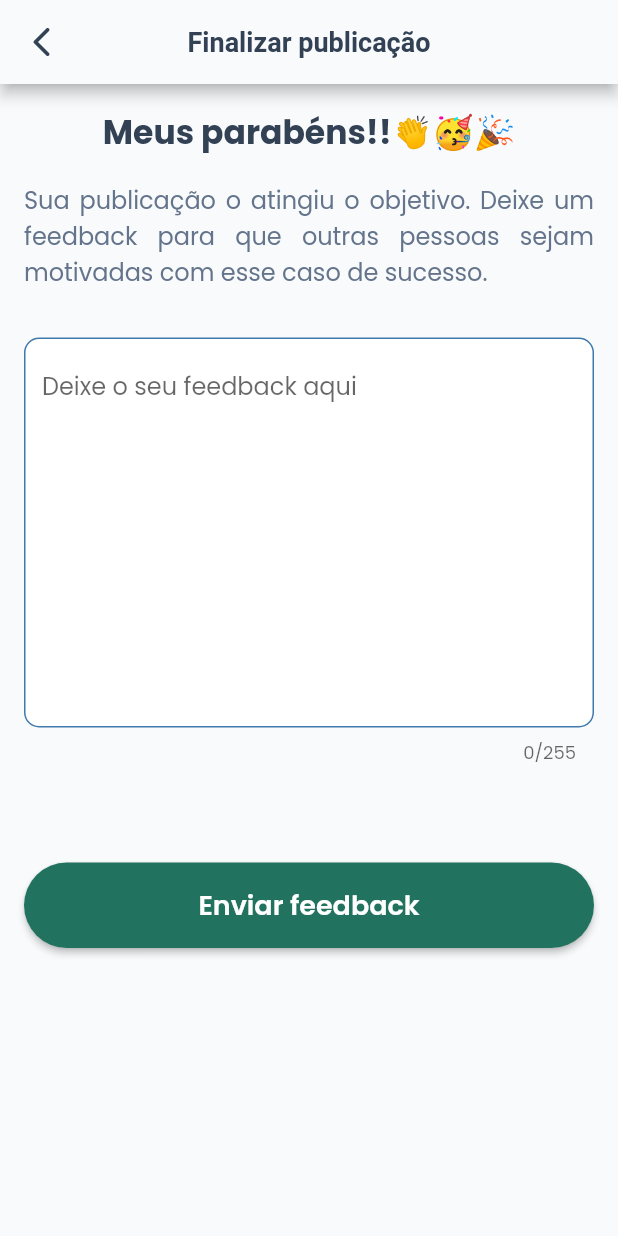
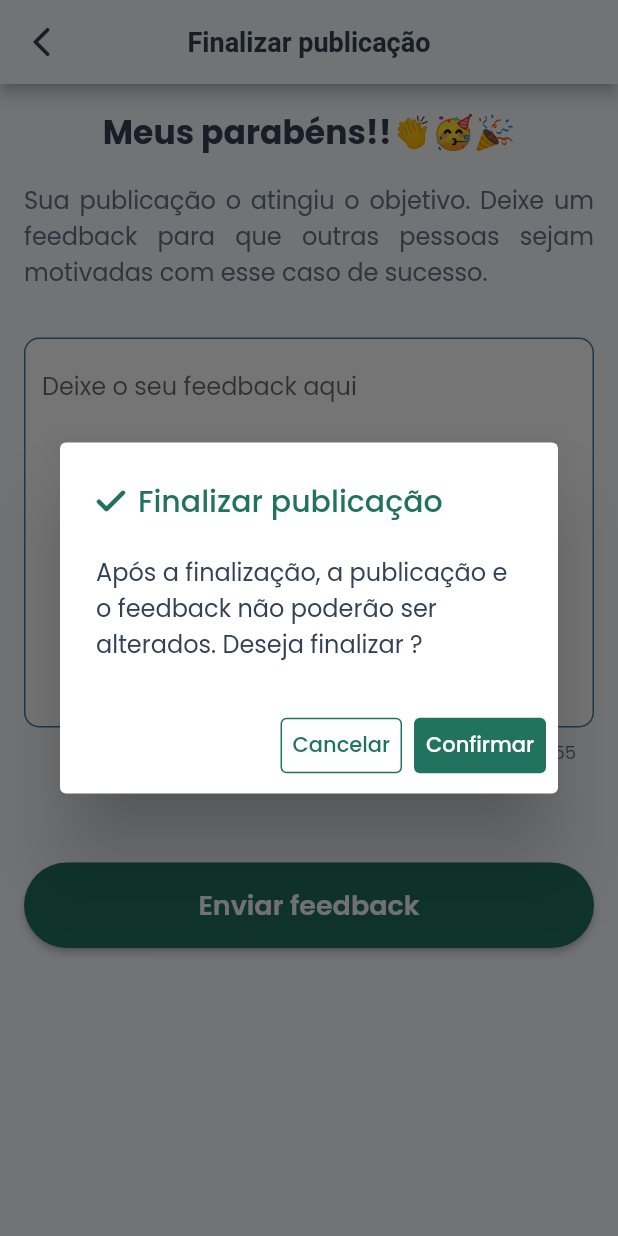
Before and after one commit to Yurinabaia/adote_me, a Flutter app: the EndPublicationScreen screen opened by its route, after a tap on "Enviar feedback", on a phone screen of 412 x 824 dp. Run offline on Flutter 3.47's test engine with Material 2 defaults, Android fonts, the phone set to English and light mode, and no system bars; our stand-ins replace carousel_slider, cloud_firestore, device_preview, file_picker, firebase_auth, firebase_core and 6 more; missing offline and left inert: flutter_facebook_auth; accounts and stored records are empty.

Commit message:
Implementação da interface do alerta

```diff
--- /dev/null
+++ b/lib/ui/components/alert_dialog_component.dart
@@ -0,0 +1,84 @@
+import 'package:flutter/material.dart';
+import 'package:flutter_svg/flutter_svg.dart';
+
+class AlertDialogComponent {
+  final String statusType;
+  final String title;
+  final String message;
+
+  AlertDialogComponent({
+    required this.statusType,
+    required this.title,
+    required this.message,
+  });
+
+  Map status = {
+    'success': {
+      'icon': 'assets/images/check.svg',
+      'color': const Color(0xff21725E),
+    },
+    'error': {
+      'icon': 'assets/images/error.svg',
+      'color': const Color(0xffA82525),
+    },
+    // 'warning': {
+    //   'icon': 'assets/images/warning.svg',
+    //   'color': const Color(0xffFBC224),
+    // },
+    // 'info': {
+    //   'icon': 'assets/images/info.svg',
+    //   'color': const Color(0xff2789E3),
+    // },
+  };
+
+  showAlert(BuildContext context) {
+    showDialog(
+      context: context,
+      builder: (BuildContext context) => AlertDialog(
+        title: Row(
+          children: <Widget>[
+            SvgPicture.asset(
+              status[statusType]['icon'],
+            ),
+            const SizedBox(width: 8),
+            Text(
+              title,
+              style: TextStyle(
+                color: status[statusType]['color'],
+              ),
+            ),
+          ],
+        ),
+        content: Text(
+          message,
+          style: const TextStyle(
+            color: Color(0xff334155),
+          ),
+        ),
+        actions: <Widget>[
+          TextButton(
+            style: TextButton.styleFrom(
+              primary: status[statusType]['color'],
+              side: BorderSide(
+                color: status[statusType]['color'],
+              ),
+            ),
+            onPressed: () => {
+              Navigator.of(context).pop(),
+            },
+            child: const Text('Cancelar'),
+          ),
+          TextButton(
+            style: TextButton.styleFrom(
+              primary: Colors.white,
+              backgroundColor: status[statusType]['color'],
+            ),
+            // TODO: Implementar ação do botão
+            onPressed: () => {},
+            child: const Text('Confirmar'),
+          ),
+        ],
+      ),
+    );
+  }
+}
--- a/lib/ui/screens/end_publication_screen.dart
+++ b/lib/ui/screens/end_publication_screen.dart
@@ -1,3 +1,4 @@
+import 'package:adoteme/ui/components/alert_dialog_component.dart';
 import 'package:adoteme/ui/components/appbars/appbar_to_back_component.dart';
 import 'package:adoteme/ui/components/buttons/button_component.dart';
 import 'package:adoteme/ui/components/texts/detail_text_component.dart';
@@ -53,8 +54,14 @@ class _EndPublicationScreenState extends State<EndPublicationScreen> {
             ButtonComponent(
               text: 'Enviar feedback',
               color: const Color(0xff21725E),
-              // TODO: Implementar ação do botão
-              onPressed: () {},
+              onPressed: () {
+                AlertDialogComponent(
+                  statusType: 'success',
+                  title: 'Finalizar publicação',
+                  message:
+                      'Após a finalização, a publicação e o feedback não poderão ser alterados. Deseja finalizar ?',
+                ).showAlert(context);
+              },
             ),
           ],
         ),
--- a/lib/ui/screens/publication_details/publication_details_screen.dart
+++ b/lib/ui/screens/publication_details/publication_details_screen.dart
@@ -1,5 +1,6 @@
 import 'package:adoteme/data/service/animal_publication_service.dart';
 import 'package:adoteme/data/service/user_profile_firebase_service.dart';
+import 'package:adoteme/ui/components/alert_dialog_component.dart';
 import 'package:adoteme/ui/components/buttons/button_component.dart';
 import 'package:adoteme/ui/components/texts/detail_text_component.dart';
 import 'package:adoteme/ui/components/texts/title_three_component.dart';
@@ -280,17 +281,21 @@ class _PublicationDetailsScreenState extends State<PublicationDetailsScreen> wit
                           ButtonComponent(
                             text: 'Finalizar publicação',
                             color: const Color(0xff21725E),
-                            // TODO: Implementar ação do finalizar publicação
                             onPressed: () {
                               Navigator.pushNamed(context, '/end_publication');
                             },
                           ),
                           const SizedBox(height: 16),
                           ButtonComponent(
-                            text: 'Excluir permanentemente',
+                            text: 'Excluir publicação',
                             color: const Color(0xffA82525),
-                            // TODO: Implementar ação do excluir publicação
-                            onPressed: () {},
+                            onPressed: () {
+                              AlertDialogComponent(
+                                statusType: 'error',
+                                title: 'Excluir publicação',
+                                message: 'A publicação será excluída permanentemente. Deseja prosseguir ?',
+                              ).showAlert(context);
+                            },
                           ),
                         ],
                       ),
```
Also changed, not shown: assets/images/check.svg (added), assets/images/error.svg (added).
